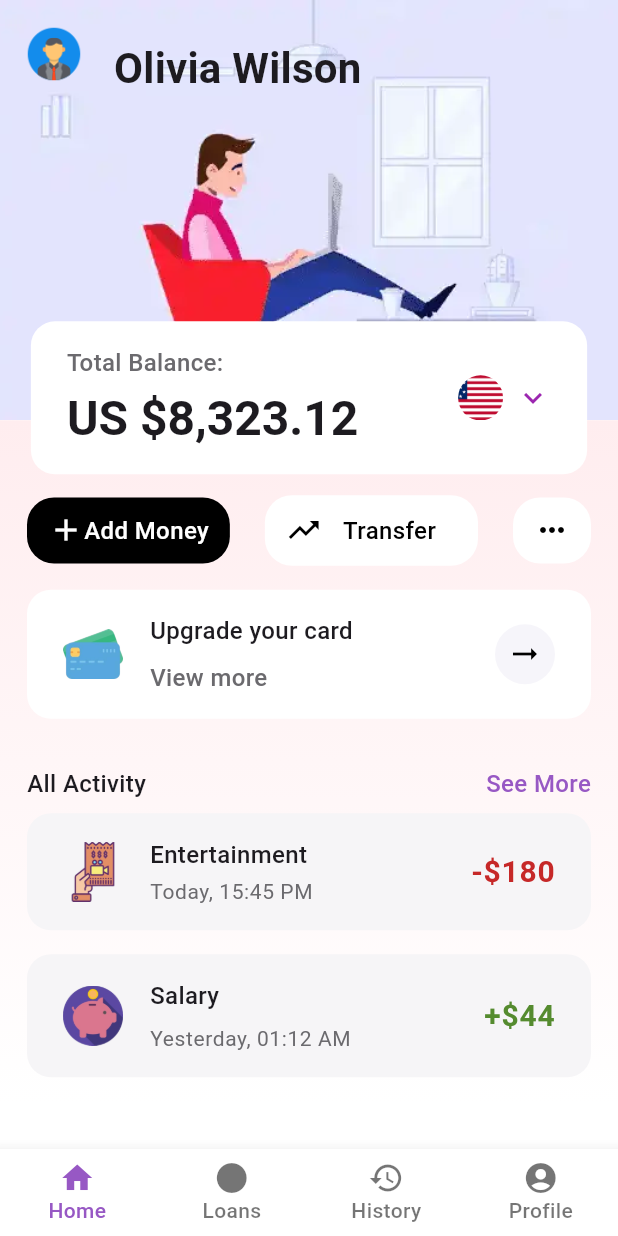
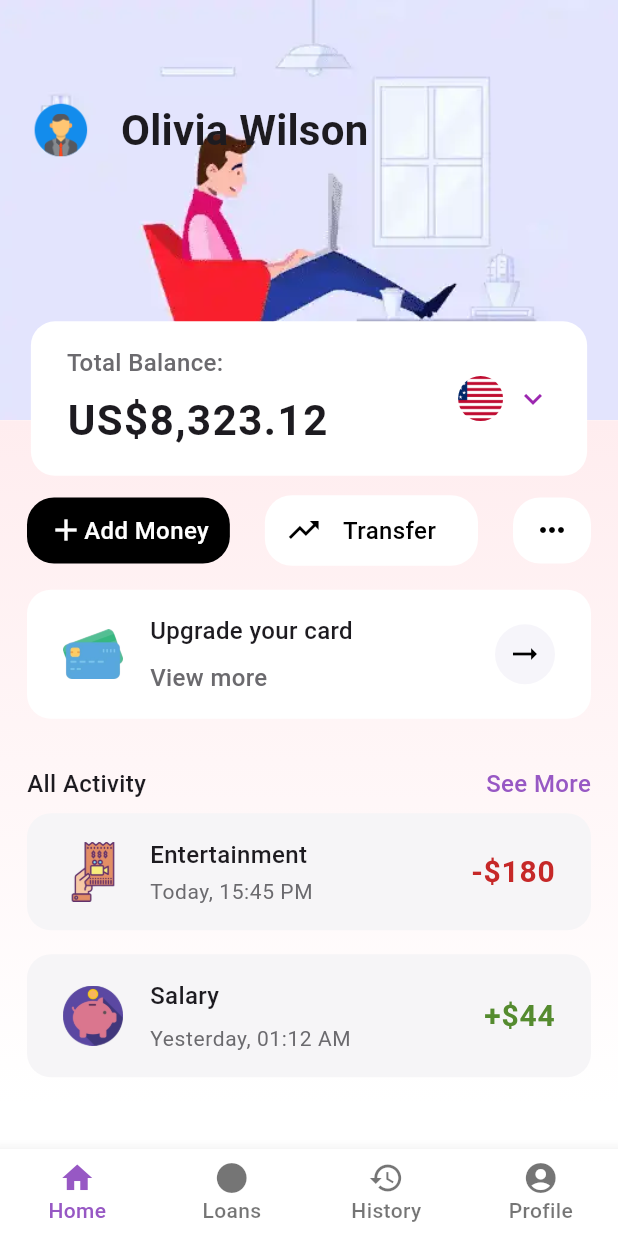
Before and after one commit to japanshah-simform/chapter-4-practical, a Flutter app: the screen it shows after launch, on a phone screen of 412 x 824 dp. Run offline on Flutter 3.47's test engine with Material 3 defaults, Android fonts, the phone set to English and light mode, and no system bars; our stand-ins replace google_fonts.

Commit message:
Align center

```diff
--- a/lib/modules/home/ui/home_screen.dart
+++ b/lib/modules/home/ui/home_screen.dart
@@ -11,44 +11,9 @@ class HomeScreen extends StatelessWidget {
   Widget build(BuildContext context) {
     return Stack(children: [
       Column(children: [
-        Container(
-          height: MediaQuery.of(context).size.height * .34,
-          width: double.infinity,
-          decoration: BoxDecoration(
-            image: DecorationImage(
-                image: AssetImage("assets/images/homepage-image.png"),
-                fit: BoxFit.cover),
-          ),
-          child: SafeArea(
-            child: Padding(
-              padding: const EdgeInsets.all(16.0),
-              child: Row(
-                  spacing: 20,
-                  crossAxisAlignment: CrossAxisAlignment.baseline,
-                  textBaseline: TextBaseline.alphabetic,
-                  children: [
-                    Container(
-                      height: 40,
-                      width: 40,
-                      decoration: BoxDecoration(
-                        shape: BoxShape.circle,
-                        image: DecorationImage(
-                          image: AssetImage("assets/images/profile.png"),
-                          fit: BoxFit.cover,
-                        ),
-                      ),
-                    ),
-                    Padding(
-                      padding: const EdgeInsets.symmetric(vertical: 8.0),
-                      child: Text(
-                        "Olivia Wilson",
-                        style: Theme.of(context).textTheme.titleMedium,
-                      ),
-                    ),
-                  ]),
-            ),
-          ),
-        ),
+        Image.asset("assets/images/homepage-image.png",
+            height: MediaQuery.of(context).size.height * .34,
+            fit: BoxFit.cover),
         Container(
           padding: const EdgeInsets.all(18.0),
           decoration: BoxDecoration(
@@ -272,6 +237,33 @@ class HomeScreen extends StatelessWidget {
         ),
       ]),
       Positioned(
+        top: MediaQuery.of(context).size.height * .07,
+        left: MediaQuery.of(context).size.height * .025,
+        child: Row(children: [
+          Container(
+            height: 40,
+            width: 40,
+            decoration: BoxDecoration(
+              shape: BoxShape.circle,
+              image: DecorationImage(
+                image: AssetImage("assets/images/profile.png"),
+                fit: BoxFit.cover,
+              ),
+            ),
+          ),
+          SizedBox(
+            width: 20,
+          ),
+          Padding(
+            padding: const EdgeInsets.symmetric(vertical: 8.0),
+            child: Text(
+              "Olivia Wilson",
+              style: Theme.of(context).textTheme.titleMedium,
+            ),
+          ),
+        ]),
+      ),
+      Positioned(
         top: MediaQuery.of(context).size.height * .26,
         left: MediaQuery.of(context).size.height * .025,
         right: MediaQuery.of(context).size.height * .025,
@@ -289,8 +281,11 @@ class HomeScreen extends StatelessWidget {
                   height: 6,
                 ),
                 Text(
-                  "US \$8,323.12",
-                  style: Theme.of(context).textTheme.titleLarge,
+                  "US\$8,323.12",
+                  style: Theme.of(context)
+                      .textTheme
+                      .titleMedium!
+                      .copyWith(letterSpacing: 1),
                 ),
               ]),
             ],
```
